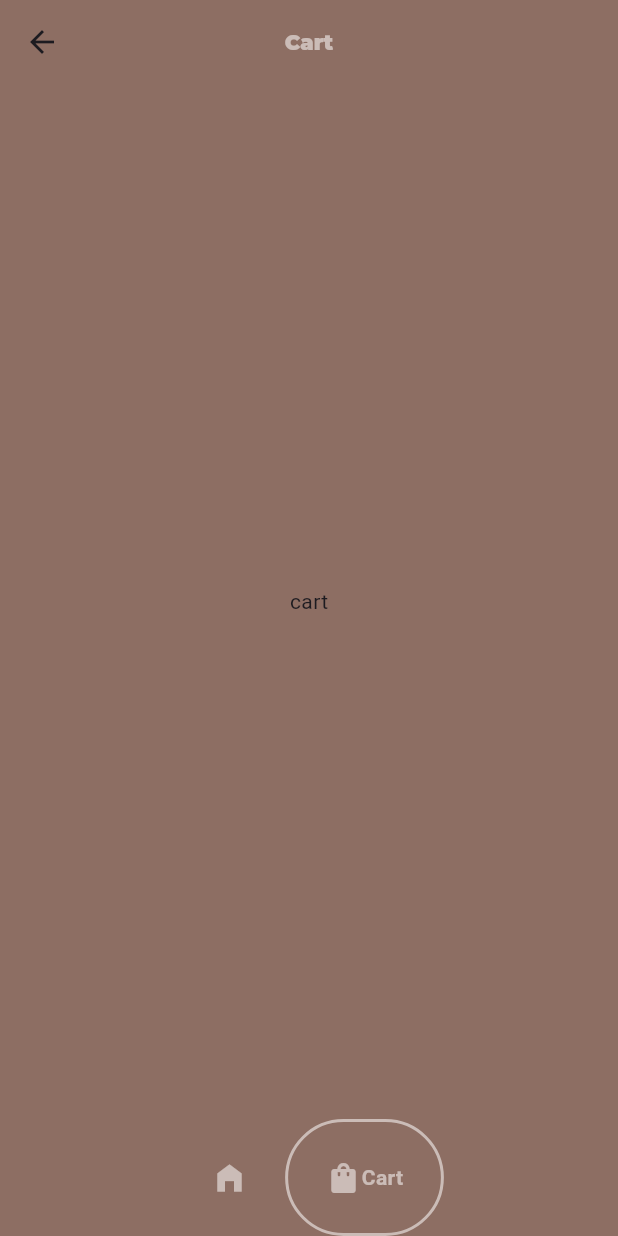
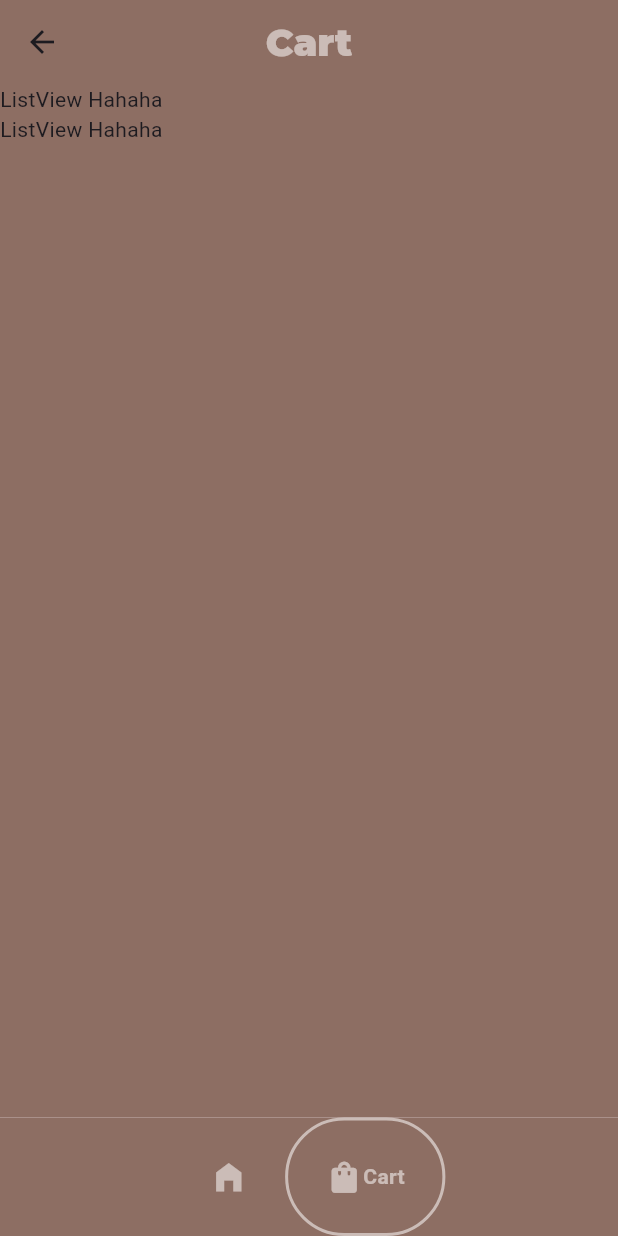
Before and after one commit to AbdulrahmanAbusnena/twister, a Flutter app: the HomePage screen opened directly, item 2 of the bottom bar chosen, on a phone screen of 412 x 824 dp. Run offline on Flutter 3.47's test engine with Material 3 defaults, Android fonts, the phone set to English and light mode, and no system bars; drawn by our look-alikes of google_nav_bar; our stand-ins replace gap, google_fonts.

Commit message:
git commit

```diff
--- a/lib/Pages/cartpage.dart
+++ b/lib/Pages/cartpage.dart
@@ -9,17 +9,26 @@
     return Scaffold(
       backgroundColor: Colors.brown[400],
       appBar: AppBar(
+        title: Text(
+          'Cart',
+          style: GoogleFonts.montserrat(
+            fontSize: 25,
+            fontWeight: FontWeight.w900,
+            color: Colors.white54,
+          ),
+        ),
+        centerTitle: true,
         backgroundColor: Colors.brown[400],
-        title: Text('Cart',
-            style: GoogleFonts.montserrat(
-              fontSize: 14,
-              fontWeight: FontWeight.w900,
-              color: Colors.white54,
-            )),
-        centerTitle: true,
-        elevation: 0.0,
+        elevation: 0,
       ),
-      body: Center(child: Text('cart')),
+      body: Expanded(
+        child: ListView.builder(
+            itemCount: 2,
+            itemBuilder: (context, index) => Padding(
+                  padding: EdgeInsets.all(0),
+                  child: Text('ListView Hahaha'),
+                )),
+      ),
     );
   }
 }
--- a/lib/components/gnev.dart
+++ b/lib/components/gnev.dart
@@ -18,6 +18,8 @@
       tabActiveBorder: Border.all(color: Colors.white54, width: 2),
       //  gap: 8,
       backgroundColor: Color.fromARGB(255, 141, 110, 99),
+      iconSize: 25,
+
       tabs: const [
         // Home
         GButton(
--- a/lib/modules/shop.dart
+++ b/lib/modules/shop.dart
@@ -4,7 +4,7 @@
 class CoffeShop extends ChangeNotifier {
 // list of drinks for sale
   final List<Drinks> _shop = [
-    Drinks(name: 'Caffe latte', price: '2', imagepath: 'assets/coffe3.jpg'),
+    Drinks(name: 'Caffe latte', price: '2', imagepath: 'assets/cofe.png'),
   ];
 // list of dtinks in users cart
   final List<Drinks> _usercart = [];
```
Also changed, not shown: lib/Pages/registration.dart (+9 -5 lines), lib/Pages/shopage.dart (+2 -6 lines), lib/components/listile.dart (added, +18 -0 lines), lib/components/listview.dart (deleted, +0 -24 lines), assets/cofe.png (added).
